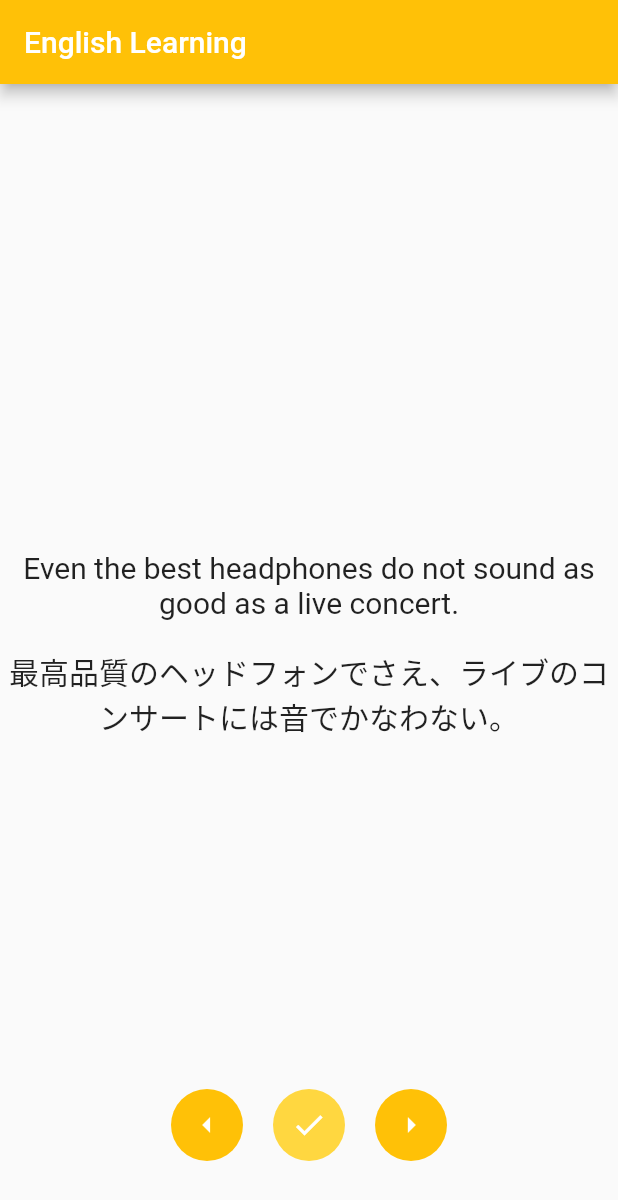
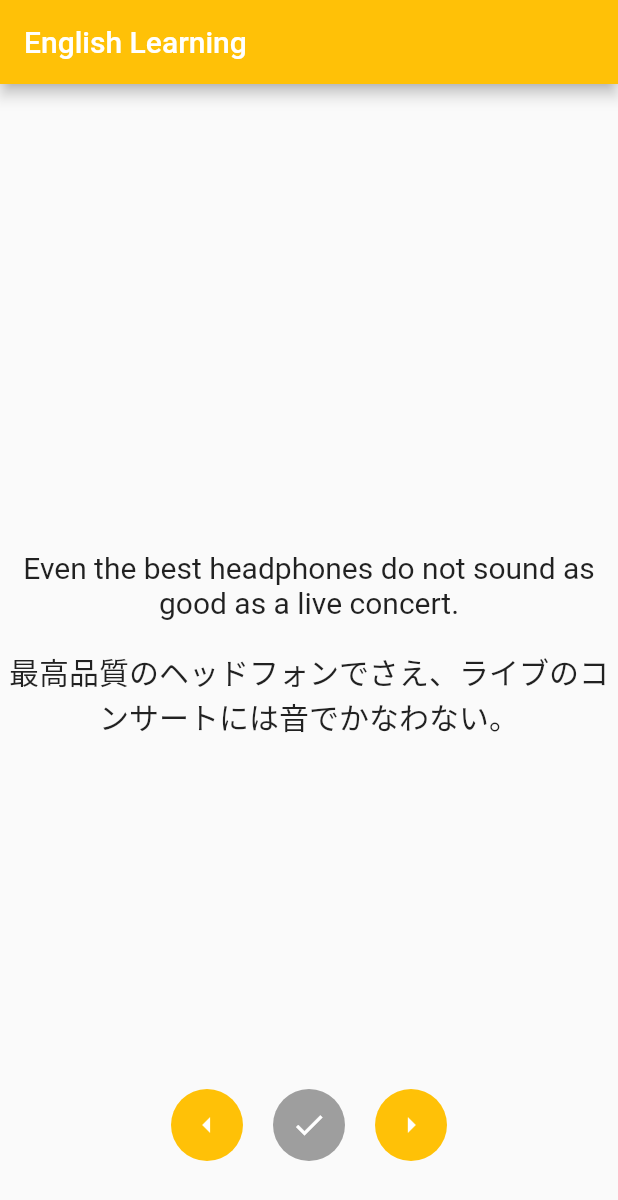
Before and after one commit to Sayama0310/LanguageAcquisitionSupportApp, a Flutter app: the screen it shows after launch, after a tap on the "arrow right" icon, on a phone screen of 412 x 824 dp. Shown: the top 1200 px of the screen. Run offline on Flutter 3.47's test engine with Material 2 defaults, Android fonts, the phone set to English and light mode, and no system bars.

Commit message:
[feat] 問題文がわかったときのボタンを実装
色がグレイとアンバーでスイッチするようにした

```diff
--- a/lib/widgets/problem_slider.dart
+++ b/lib/widgets/problem_slider.dart
@@ -10,6 +10,7 @@ class ProblemSlider extends StatefulWidget {
 
 class _ProblemSliderState extends State<ProblemSlider> {
   int _index = 0;
+  bool _ok = false;
 
   @override
   Widget build(BuildContext context) {
@@ -53,6 +54,7 @@ class _ProblemSliderState extends State<ProblemSlider> {
                       if (_index > 0) {
                         setState(() {
                           _index--;
+                          _ok = false;
                         });
                       }
                     },
@@ -60,17 +62,17 @@ class _ProblemSliderState extends State<ProblemSlider> {
                 ),
                 const SizedBox(width: 20),
                 Ink(
-                  decoration: const ShapeDecoration(
-                    color: Colors.amberAccent,
-                    shape: CircleBorder(),
+                  decoration: ShapeDecoration(
+                    color: _ok ? Colors.amberAccent : Colors.grey,
+                    shape: const CircleBorder(),
                   ),
                   child: IconButton(
                     icon: const Icon(Icons.check),
                     color: Colors.white,
                     onPressed: () {
-                      if (_index > 0) {
-                        _index--;
-                      }
+                      setState(() {
+                        _ok = !_ok;
+                      });
                     },
                   ),
                 ),
@@ -87,6 +89,7 @@ class _ProblemSliderState extends State<ProblemSlider> {
                       if (_index < sentences.length - 1) {
                         setState(() {
                           _index++;
+                          _ok = false;
                         });
                       }
                     },
```
